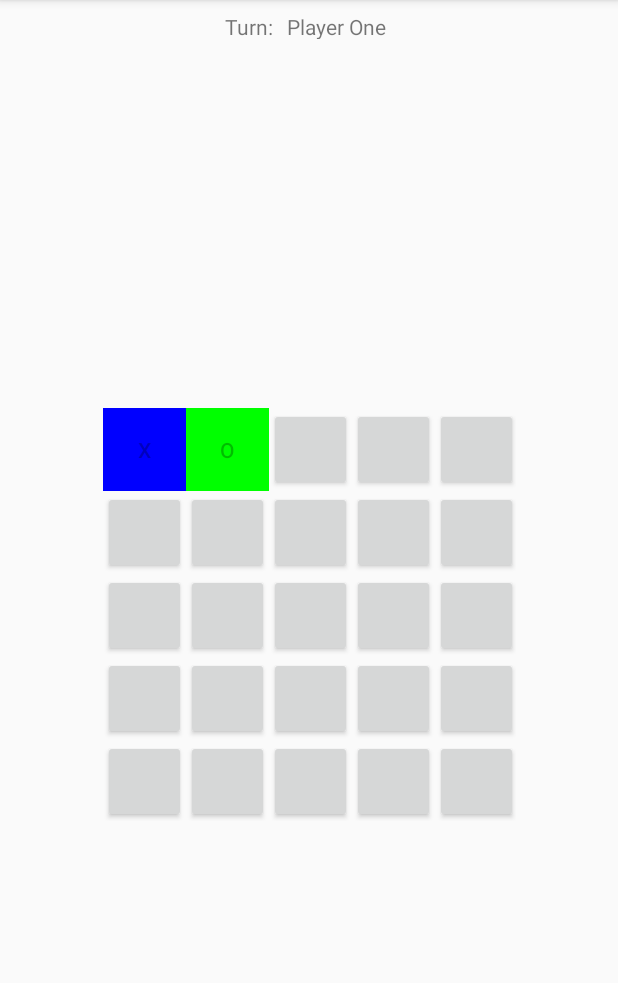
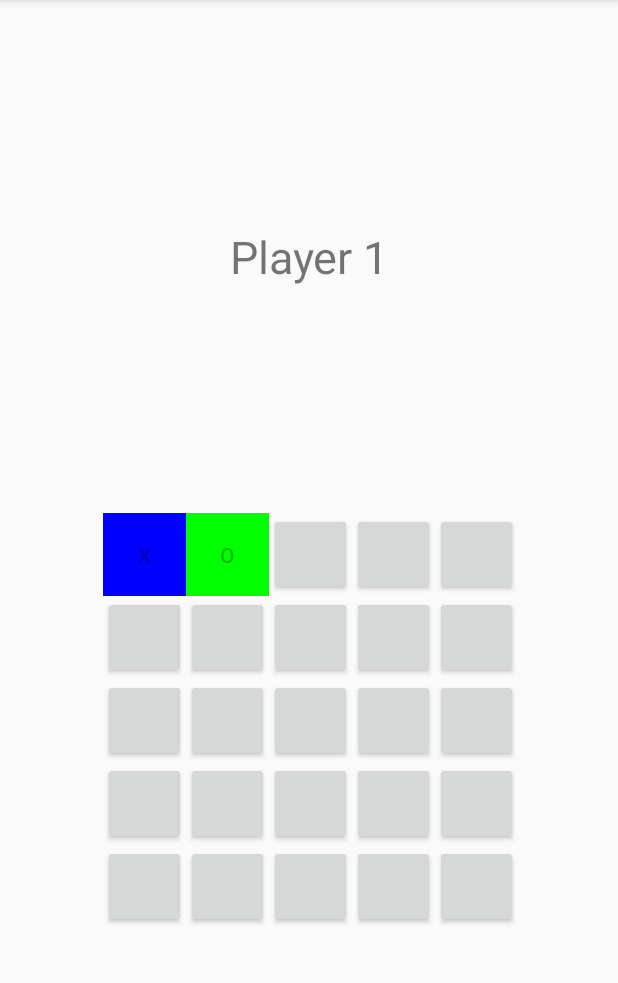
Before and after one commit to Luzkan/TicTacToe, an Android app: the PlayActivity screen opened directly, with no data from a screen before it, after a tap on an icon or button, on a phone screen of 412 x 824 dp, the part 84-1067 px from its top. Run offline under Robolectric (Android 15) with nearby library versions, the phone set to English and light mode, and no system bars; 1 other tap on this screen came first.

Commit message:
0.21 Small Layout Adjustments

```diff
--- a/app/src/main/java/com/luzkan/kolkokrzyzyk/PlayActivity.kt
+++ b/app/src/main/java/com/luzkan/kolkokrzyzyk/PlayActivity.kt
@@ -23,8 +23,10 @@ class PlayActivity : AppCompatActivity() {
 
         if(currentPlayer == 1){
             currentPlayer = 2
+            whoseTurn.text = "Player 2"
         }else{
             currentPlayer = 1
+            whoseTurn.text = "Player 1"
         }
 
     }
--- a/app/src/main/res/layout/activity_play.xml
+++ b/app/src/main/res/layout/activity_play.xml
@@ -7,249 +7,243 @@
     tools:context=".PlayActivity">
 
     <TextView
-        android:id="@+id/textView4"
+        android:id="@+id/whoseTurn"
         android:layout_width="wrap_content"
         android:layout_height="wrap_content"
-        android:layout_marginStart="150dp"
+        android:layout_marginStart="8dp"
         android:layout_marginTop="8dp"
-        android:text="Turn:"
+        android:layout_marginEnd="8dp"
+        android:gravity="center"
+        android:text="@string/player_one"
+        android:textSize="30sp"
+        app:layout_constraintBottom_toTopOf="@+id/gridLayout"
+        app:layout_constraintEnd_toEndOf="parent"
         app:layout_constraintStart_toStartOf="parent"
         app:layout_constraintTop_toTopOf="parent" />
 
-    <TextView
-        android:id="@+id/whoseTurn"
-        android:layout_width="wrap_content"
-        android:layout_height="18dp"
-        android:layout_marginTop="8dp"
-        android:layout_marginEnd="8dp"
-        android:text="Player One"
-        app:layout_constraintEnd_toEndOf="parent"
-        app:layout_constraintHorizontal_bias="0.057"
-        app:layout_constraintStart_toEndOf="@+id/textView4"
-        app:layout_constraintTop_toTopOf="parent" />
-
     <android.support.v7.widget.GridLayout
+        android:id="@+id/gridLayout"
         android:layout_width="275dp"
         android:layout_height="275dp"
         android:layout_marginStart="8dp"
-        android:layout_marginTop="32dp"
+        android:layout_marginTop="8dp"
         android:layout_marginEnd="8dp"
         android:layout_marginBottom="8dp"
         app:columnCount="5"
         app:layout_constraintBottom_toBottomOf="parent"
         app:layout_constraintEnd_toEndOf="parent"
         app:layout_constraintStart_toStartOf="parent"
-        app:layout_constraintTop_toBottomOf="@+id/textView4"
+        app:layout_constraintTop_toBottomOf="@+id/whoseTurn"
         app:rowCount="5">
 
         <Button
             android:id="@+id/button11"
             android:layout_width="55dp"
             android:layout_height="55dp"
+            android:onClick="butClick"
             app:layout_column="0"
             app:layout_columnWeight="1"
             app:layout_gravity="fill"
             app:layout_row="0"
-            app:layout_rowWeight="1"
-            android:onClick="butClick"/>
+            app:layout_rowWeight="1" />
 
         <Button
             android:id="@+id/button12"
             android:layout_width="55dp"
             android:layout_height="55dp"
+            android:onClick="butClick"
             app:layout_column="1"
             app:layout_columnWeight="1"
             app:layout_gravity="fill"
             app:layout_row="0"
-            app:layout_rowWeight="1"
-            android:onClick="butClick"/>
+            app:layout_rowWeight="1" />
 
         <Button
             android:id="@+id/button13"
             android:layout_width="55dp"
             android:layout_height="55dp"
+            android:onClick="butClick"
             app:layout_column="2"
             app:layout_columnWeight="1"
             app:layout_gravity="fill"
             app:layout_row="0"
-            app:layout_rowWeight="1"
-            android:onClick="butClick"/>
+            app:layout_rowWeight="1" />
 
         <Button
             android:id="@+id/button14"
             android:layout_width="55dp"
             android:layout_height="55dp"
+            android:onClick="butClick"
             app:layout_column="3"
-            app:layout_row="0"
-            android:onClick="butClick"/>
+            app:layout_row="0" />
 
         <Button
             android:id="@+id/button15"
             android:layout_width="55dp"
             android:layout_height="55dp"
+            android:onClick="butClick"
             app:layout_column="4"
-            app:layout_row="0"
-            android:onClick="butClick"/>
+            app:layout_row="0" />
 
         <Button
             android:id="@+id/button21"
             android:layout_width="55dp"
             android:layout_height="55dp"
+            android:onClick="butClick"
             app:layout_column="0"
-            app:layout_row="1"
-            android:onClick="butClick"/>
+            app:layout_row="1" />
 
         <Button
             android:id="@+id/button22"
             android:layout_width="55dp"
             android:layout_height="55dp"
+            android:onClick="butClick"
             app:layout_column="1"
-            app:layout_row="1"
-            android:onClick="butClick"/>
+            app:layout_row="1" />
 
         <Button
             android:id="@+id/button23"
             android:layout_width="55dp"
             android:layout_height="55dp"
+            android:onClick="butClick"
             app:layout_column="2"
-            app:layout_row="1"
-            android:onClick="butClick"/>
+            app:layout_row="1" />
 
         <Button
             android:id="@+id/button24"
             android:layout_width="55dp"
             android:layout_height="55dp"
+            android:onClick="butClick"
             app:layout_column="3"
-            app:layout_row="1"
-            android:onClick="butClick"/>
+            app:layout_row="1" />
 
         <Button
             android:id="@+id/button25"
             android:layout_width="55dp"
             android:layout_height="55dp"
+            android:onClick="butClick"
             app:layout_column="4"
-            app:layout_row="1"
-            android:onClick="butClick"/>
+            app:layout_row="1" />
 
         <Button
             android:id="@+id/button31"
             android:layout_width="55dp"
             android:layout_height="55dp"
+            android:onClick="butClick"
             app:layout_column="0"
-            app:layout_row="2"
-            android:onClick="butClick"/>
+            app:layout_row="2" />
 
         <Button
             android:id="@+id/button32"
             android:layout_width="55dp"
             android:layout_height="55dp"
+            android:onClick="butClick"
             app:layout_column="1"
-            app:layout_row="2"
-            android:onClick="butClick"/>
+            app:layout_row="2" />
 
         <Button
             android:id="@+id/button33"
             android:layout_width="55dp"
             android:layout_height="55dp"
+            android:onClick="butClick"
             app:layout_column="2"
-            app:layout_row="2"
-            android:onClick="butClick"/>
+            app:layout_row="2" />
 
         <Button
             android:id="@+id/button34"
             android:layout_width="55dp"
             android:layout_height="55dp"
+            android:onClick="butClick"
             app:layout_column="3"
-            app:layout_row="2"
-            android:onClick="butClick"/>
+            app:layout_row="2" />
 
         <Button
             android:id="@+id/button35"
             android:layout_width="55dp"
             android:layout_height="55dp"
+            android:onClick="butClick"
             app:layout_column="4"
-            app:layout_row="2"
-            android:onClick="butClick"/>
+            app:layout_row="2" />
 
         <Button
             android:id="@+id/button41"
             android:layout_width="55dp"
             android:layout_height="55dp"
+            android:onClick="butClick"
             app:layout_column="0"
-            app:layout_row="3"
-            android:onClick="butClick"/>
+            app:layout_row="3" />
 
         <Button
             android:id="@+id/button42"
             android:layout_width="55dp"
             android:layout_height="55dp"
+            android:onClick="butClick"
             app:layout_column="1"
-            app:layout_row="3"
-            android:onClick="butClick"/>
+            app:layout_row="3" />
 
         <Button
             android:id="@+id/button43"
             android:layout_width="55dp"
             android:layout_height="55dp"
+            android:onClick="butClick"
             app:layout_column="2"
-            app:layout_row="3"
-            android:onClick="butClick"/>
+            app:layout_row="3" />
 
         <Button
             android:id="@+id/button44"
             android:layout_width="55dp"
             android:layout_height="55dp"
+            android:onClick="butClick"
             app:layout_column="3"
-            app:layout_row="3"
-            android:onClick="butClick"/>
+            app:layout_row="3" />
 
         <Button
             android:id="@+id/button45"
             android:layout_width="55dp"
             android:layout_height="55dp"
+            android:onClick="butClick"
             app:layout_column="4"
-            app:layout_row="3"
-            android:onClick="butClick"/>
+            app:layout_row="3" />
 
         <Button
             android:id="@+id/button51"
             android:layout_width="55dp"
             android:layout_height="55dp"
+            android:onClick="butClick"
             app:layout_column="0"
-            app:layout_row="4"
-            android:onClick="butClick"/>
+            app:layout_row="4" />
 
         <Button
             android:id="@+id/button52"
             android:layout_width="55dp"
             android:layout_height="55dp"
+            android:onClick="butClick"
             app:layout_column="1"
-            app:layout_row="4"
-            android:onClick="butClick"/>
+            app:layout_row="4" />
 
         <Button
             android:id="@+id/button53"
             android:layout_width="55dp"
             android:layout_height="55dp"
+            android:onClick="butClick"
             app:layout_column="2"
-            app:layout_row="4"
-            android:onClick="butClick"/>
+            app:layout_row="4" />
 
         <Button
             android:id="@+id/button54"
             android:layout_width="55dp"
             android:layout_height="55dp"
+            android:onClick="butClick"
             app:layout_column="3"
-            app:layout_row="4"
-            android:onClick="butClick"/>
+            app:layout_row="4" />
 
         <Button
             android:id="@+id/button55"
             android:layout_width="55dp"
             android:layout_height="55dp"
+            android:onClick="butClick"
             app:layout_column="4"
-            app:layout_row="4"
-            android:onClick="butClick"/>
+            app:layout_row="4" />
 
     </android.support.v7.widget.GridLayout>
 
--- a/app/src/main/res/values/strings.xml
+++ b/app/src/main/res/values/strings.xml
@@ -2,4 +2,9 @@
     <string name="app_name">Tic Tac Toe</string>
     <string name="title_home">Home</string>
     <string name="title_reset">Reset</string>
+    <string name="turn">Turn:</string>
+    <string name="player_one">Player One</string>
+    <string name="ai">AI</string>
+    <string name="vs">VS</string>
+    <string name="tic_tac_toe">Tic Tac Toe</string>
 </resources>
```
Also changed, not shown: app/src/main/res/layout/activity_main.xml (+39 -28 lines).
